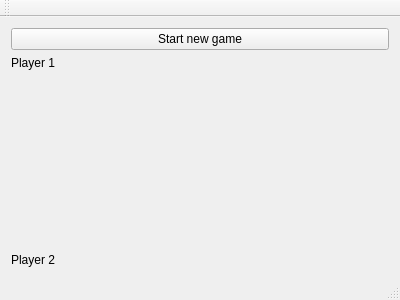
Qt form mainwindow.ui (haistol/QtGameLabs-TicTacToe) before a commit.
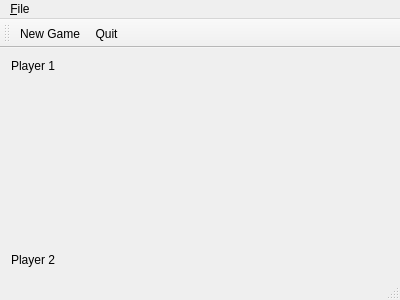
The same form after that commit. Custom widgets are drawn as their Qt base class.

Commit message: add simple toolbar and menu to the application

Diff of the .ui file:
```diff
--- a/mainwindow.ui
+++ b/mainwindow.ui
@@ -15,13 +15,6 @@
   </property>
   <widget class="QWidget" name="centralWidget">
    <layout class="QVBoxLayout" name="verticalLayout">
-    <item>
-     <widget class="QPushButton" name="startNewGame">
-      <property name="text">
-       <string>Start new game</string>
-      </property>
-     </widget>
-    </item>
     <item>
      <widget class="QLabel" name="player1Name">
       <property name="sizePolicy">
@@ -62,6 +55,14 @@
      <height>19</height>
     </rect>
    </property>
+   <widget class="QMenu" name="menu_File">
+    <property name="title">
+     <string>&amp;File</string>
+    </property>
+    <addaction name="startNewGame"/>
+    <addaction name="quit"/>
+   </widget>
+   <addaction name="menu_File"/>
   </widget>
   <widget class="QToolBar" name="mainToolBar">
    <attribute name="toolBarArea">
@@ -70,8 +71,29 @@
    <attribute name="toolBarBreak">
     <bool>false</bool>
    </attribute>
+   <addaction name="startNewGame"/>
+   <addaction name="quit"/>
   </widget>
   <widget class="QStatusBar" name="statusBar"/>
+  <action name="startNewGame">
+   <property name="text">
+    <string>New Game</string>
+   </property>
+   <property name="toolTip">
+    <string>Start new game</string>
+   </property>
+   <property name="shortcut">
+    <string>Ctrl+N</string>
+   </property>
+  </action>
+  <action name="quit">
+   <property name="text">
+    <string>Quit</string>
+   </property>
+   <property name="shortcut">
+    <string>Ctrl+Q</string>
+   </property>
+  </action>
  </widget>
  <layoutdefault spacing="6" margin="11"/>
  <customwidgets>
```
The commit also changes 1 other file.
